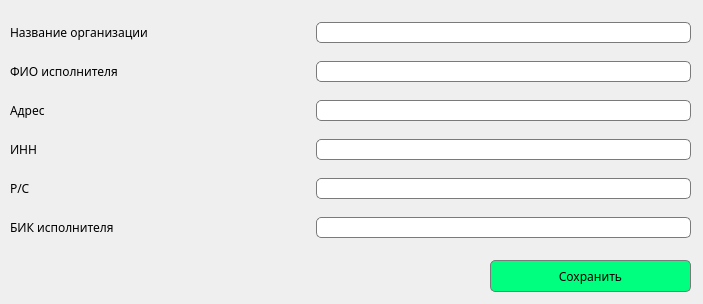
Qt form dev/ui_template/executor_add.ui (BitCode-in/transport_services) before a commit.
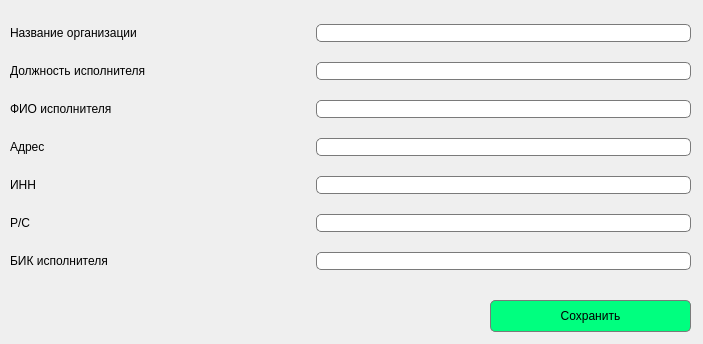
The same form after that commit.

```diff
--- a/dev/ui_template/executor_add.ui
+++ b/dev/ui_template/executor_add.ui
@@ -7,7 +7,7 @@
     <x>0</x>
     <y>0</y>
     <width>703</width>
-    <height>304</height>
+    <height>344</height>
    </rect>
   </property>
   <property name="windowTitle">
@@ -17,14 +17,14 @@
    <property name="geometry">
     <rect>
      <x>490</x>
-     <y>260</y>
+     <y>300</y>
      <width>201</width>
      <height>32</height>
     </rect>
    </property>
    <property name="font">
     <font>
-     <family>Montserrat</family>
+     <family>Arial</family>
     </font>
    </property>
    <property name="styleSheet">
@@ -44,7 +44,7 @@
      <x>10</x>
      <y>10</y>
      <width>681</width>
-     <height>241</height>
+     <height>281</height>
     </rect>
    </property>
    <layout class="QVBoxLayout" name="verticalLayout_4">
@@ -72,7 +72,7 @@
         </property>
         <property name="font">
          <font>
-          <family>Montserrat</family>
+          <family>Arial</family>
          </font>
         </property>
         <property name="text">
@@ -84,7 +84,44 @@
        <widget class="QLineEdit" name="lineEdit">
         <property name="font">
          <font>
-          <family>Montserrat</family>
+          <family>Arial</family>
+         </font>
+        </property>
+        <property name="styleSheet">
+         <string notr="true">QLineEdit{
+	border-radius: 5px;
+	border: 1px solid rgb(122, 122, 122);
+}</string>
+        </property>
+       </widget>
+      </item>
+     </layout>
+    </item>
+    <item>
+     <layout class="QHBoxLayout" name="horizontalLayout_10">
+      <item>
+       <widget class="QLabel" name="label_7">
+        <property name="minimumSize">
+         <size>
+          <width>300</width>
+          <height>0</height>
+         </size>
+        </property>
+        <property name="font">
+         <font>
+          <family>Arial</family>
+         </font>
+        </property>
+        <property name="text">
+         <string>Должность исполнителя</string>
+        </property>
+       </widget>
+      </item>
+      <item>
+       <widget class="QLineEdit" name="lineEdit_7">
+        <property name="font">
+         <font>
+          <family>Arial</family>
          </font>
         </property>
         <property name="styleSheet">
@@ -109,7 +146,7 @@
         </property>
         <property name="font">
          <font>
-          <family>Montserrat</family>
+          <family>Arial</family>
          </font>
         </property>
         <property name="text">
@@ -121,7 +158,7 @@
        <widget class="QLineEdit" name="lineEdit_2">
         <property name="font">
          <font>
-          <family>Montserrat</family>
+          <family>Arial</family>
          </font>
         </property>
         <property name="styleSheet">
@@ -146,7 +183,7 @@
         </property>
         <property name="font">
          <font>
-          <family>Montserrat</family>
+          <family>Arial</family>
          </font>
         </property>
         <property name="text">
@@ -158,7 +195,7 @@
        <widget class="QLineEdit" name="lineEdit_3">
         <property name="font">
          <font>
-          <family>Montserrat</family>
+          <family>Arial</family>
          </font>
         </property>
         <property name="styleSheet">
@@ -183,7 +220,7 @@
         </property>
         <property name="font">
          <font>
-          <family>Montserrat</family>
+          <family>Arial</family>
          </font>
         </property>
         <property name="text">
@@ -195,7 +232,7 @@
        <widget class="QLineEdit" name="lineEdit_4">
         <property name="font">
          <font>
-          <family>Montserrat</family>
+          <family>Arial</family>
          </font>
         </property>
         <property name="styleSheet">
@@ -220,7 +257,7 @@
         </property>
         <property name="font">
          <font>
-          <family>Montserrat</family>
+          <family>Arial</family>
          </font>
         </property>
         <property name="text">
@@ -232,7 +269,7 @@
        <widget class="QLineEdit" name="lineEdit_5">
         <property name="font">
          <font>
-          <family>Montserrat</family>
+          <family>Arial</family>
          </font>
         </property>
         <property name="styleSheet">
@@ -257,7 +294,7 @@
         </property>
         <property name="font">
          <font>
-          <family>Montserrat</family>
+          <family>Arial</family>
          </font>
         </property>
         <property name="text">
@@ -269,7 +306,7 @@
        <widget class="QLineEdit" name="lineEdit_6">
         <property name="font">
          <font>
-          <family>Montserrat</family>
+          <family>Arial</family>
          </font>
         </property>
         <property name="styleSheet">
```
